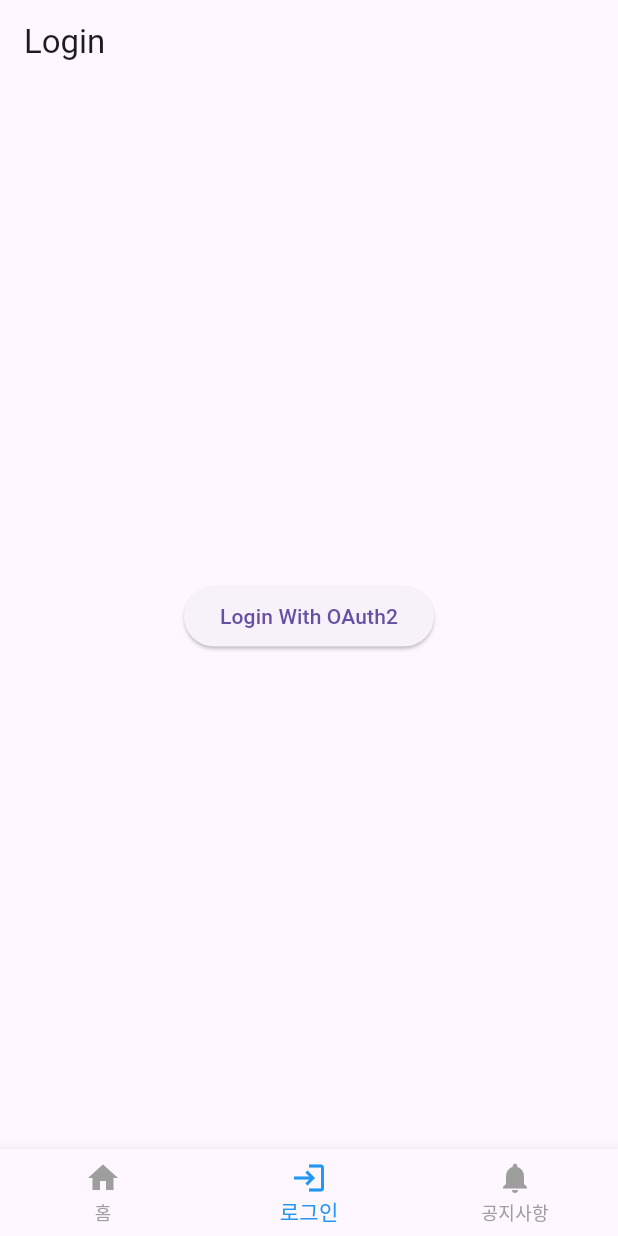
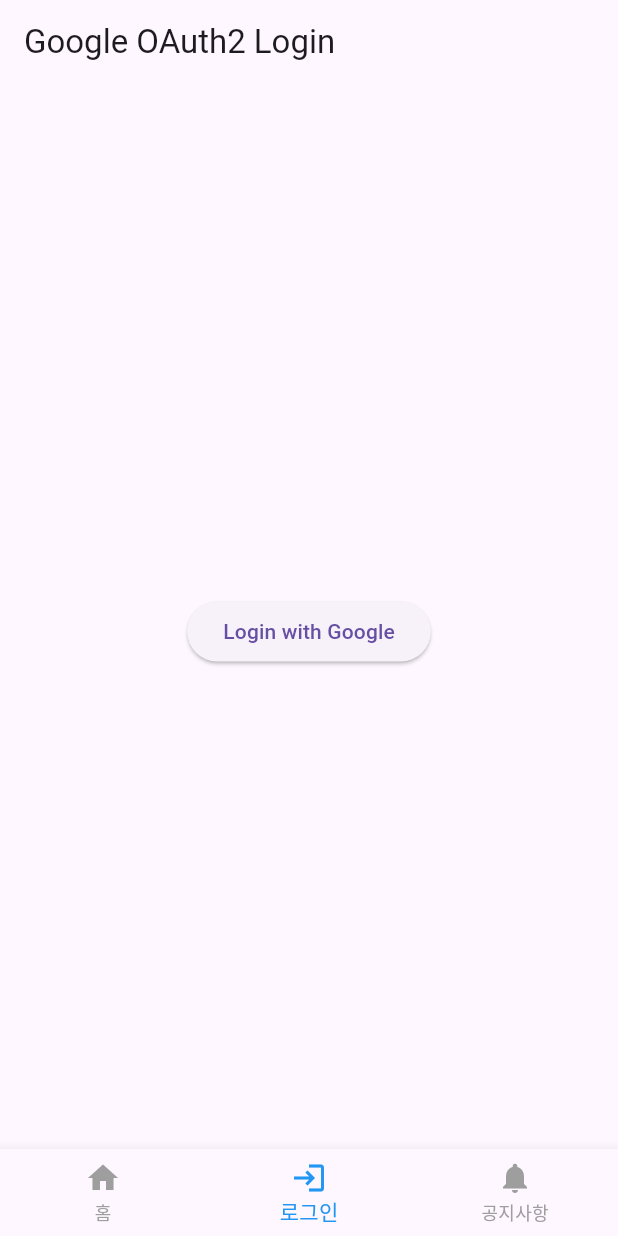
Before and after one commit to linxizhu1209/Ju_airline, a Flutter app: the screen it shows after launch, item 2 of the bottom bar chosen, on a phone screen of 412 x 824 dp. Run offline on Flutter 3.47's test engine with Material 3 defaults, Android fonts, the phone set to English and light mode, and no system bars; our stand-ins replace app_links, flutter_dotenv, google_sign_in; missing offline and left inert: flutter_web_auth_2.

Commit message:
feat : 구글 로그인 구현
- 구글 로그인 패키지 사용하여 로그인 구현
- oauth2 clientId 등 민감정보 .env에 저장

```diff
--- a/lib/LoginPage.dart
+++ b/lib/LoginPage.dart
@@ -1,46 +1,53 @@
 
-import 'package:flutter/cupertino.dart';
+import 'package:airline/login_service.dart';
 import 'package:flutter/material.dart';
-import 'package:flutter_appauth/flutter_appauth.dart';
 
-class LoginPage extends StatelessWidget {
-  final FlutterAppAuth appAuth = FlutterAppAuth();
 
-  Future<void> _authenticate() async {
-    try {
-      final AuthorizationTokenResponse? result = await appAuth.authorizeAndExchangeCode(
-        AuthorizationTokenRequest(
-          '338194601174-ptqa8b5j4ealvvupkc5ffr8jnih6tb5s.apps.googleusercontent.com',
-          'http://localhost:8081/login/oauth2/code/google',
-          serviceConfiguration: AuthorizationServiceConfiguration(
-              authorizationEndpoint: 'https://example.com/oauth2/authorize',
-              tokenEndpoint:  'https://example.com/oauth2/token',
-          ),
-          scopes: ['openid','profile','email'],
-        ),
-      );
+class LoginPage extends StatefulWidget {
+  @override
+  _LoginPageState createState() => _LoginPageState();
+}
 
-      if(result != null){
-        print('Access Token: ${result.accessToken}');
-        print('Refresh Token: ${result.refreshToken}');
-        // todo 로그인 성공 처리
-      }
-    } catch (e) {
-      print('Authentication error: $e');
+class _LoginPageState extends State<LoginPage> {
+  final LoginService loginService = LoginService();
+  String? userEmail;
+  String? userName;
+
+  /// google oauth2 로그인 처리
+  Future<void> loginWithGoogle() async {
+  final idToken = await loginService.authenticateWithGoogle();
+  if(idToken != null){
+    final userInfo = await loginService.fetchUserInfo(idToken);
+    if(userInfo != null){
+      print("userInfo $userInfo");
+      setState(() {
+        userName = userInfo['name'];
+        userEmail = userInfo['email'];
+      });
     }
-  }
+  }}
 
   @override
-  Widget build(BuildContext context) {
+  Widget build(BuildContext context){
     return Scaffold(
-      appBar: AppBar(
-        title: Text('Login'),
-      ),
+      appBar: AppBar(title: Text("Google OAuth2 Login")),
       body: Center(
-        child: ElevatedButton(
-            onPressed: _authenticate,
-            child: Text('Login With OAuth2'),
-      ),
+        child: Column(
+          mainAxisAlignment: MainAxisAlignment.center,
+          children: [
+            if(userEmail != null)
+              Column(
+                children: [
+                  Text("Welcome, $userName"),
+                  Text("Email: $userEmail"),
+                ],
+              ),
+            SizedBox(height: 20),
+            ElevatedButton(onPressed: loginWithGoogle,
+                child: Text("Login with Google"),
+            ),
+          ],
+        ),
       ),
     );
   }
--- /dev/null
+++ b/lib/login_service.dart
@@ -0,0 +1,51 @@
+import 'dart:convert';
+
+// import 'package:flutter_web_auth/flutter_web_auth.dart';
+import 'package:flutter_dotenv/flutter_dotenv.dart';
+import 'package:flutter_web_auth_2/flutter_web_auth_2.dart';
+import 'package:google_sign_in/google_sign_in.dart';
+import 'package:http/http.dart' as http;
+
+class LoginService {
+  final String clientId;
+  final String backendUrl;
+  late final GoogleSignIn _googleSignIn;
+
+  LoginService()
+      : clientId = dotenv.env['SERVER_CLIENT_ID'] ?? "",
+        backendUrl = dotenv.env['BACKEND_URL'] ?? "" {
+    _googleSignIn = GoogleSignIn(
+      serverClientId: clientId,
+      scopes: ['email', 'profile'],
+    );
+  }
+
+
+  Future<String?> authenticateWithGoogle() async {
+    try {
+      final GoogleSignInAccount? googleUser = await _googleSignIn.signIn();
+      if(googleUser == null){
+        return null;
+      }
+      final GoogleSignInAuthentication googleAuth = await googleUser.authentication;
+      final String? idToken = googleAuth.idToken;
+      print("idToken: $idToken");
+      return idToken;
+    } catch (error) {
+      print("Google Sign-In Error: $error");
+      return null;
+    }
+  }
+
+  Future<Map<String, dynamic>?> fetchUserInfo(String idToken) async {
+    final response = await http.get(
+      Uri.parse("https://www.googleapis.com/oauth2/v3/tokeninfo?id_token=$idToken"),
+    );
+
+    if(response.statusCode == 200){
+      return jsonDecode(response.body);
+    }
+    return null;
+  }
+
+}
--- a/lib/main.dart
+++ b/lib/main.dart
@@ -1,17 +1,42 @@
+import 'dart:async';
+
 import 'package:airline/BaseScreen.dart';
 import 'package:airline/FlightSearchScreen.dart';
 import 'package:airline/ReservationLookupScreen.dart';
+import 'package:app_links/app_links.dart';
 import 'package:flutter/material.dart';
+import 'package:flutter_dotenv/flutter_dotenv.dart';
 
-import 'LoginPage.dart';
-import 'NoticePage.dart';
 
-void main() {
+void main() async {
+  await dotenv.load();
   runApp(const MyApp());
 }
 
-class MyApp extends StatelessWidget {
+class MyApp extends StatefulWidget {
   const MyApp({super.key});
+
+  @override
+  _MyAppState createState() => _MyAppState();
+}
+
+class _MyAppState extends State<MyApp> {
+  late final AppLinks _appLinks;
+
+  @override
+  void initState(){
+    super.initState();
+    _appLinks = AppLinks();
+    _initDeepLinkListener();
+  }
+
+  void _initDeepLinkListener(){
+    _appLinks.uriLinkStream.listen((Uri? uri){
+      if(uri != null && uri.toString() == "myapp://home"){
+        Navigator.push(context, MaterialPageRoute(builder: (context) => const MainScreen()));
+      }
+    });
+  }
 
   // This widget is the root of your application.
   @override
```
Also changed, not shown: pubspec.yaml (+21 -4 lines), 3 other files.
